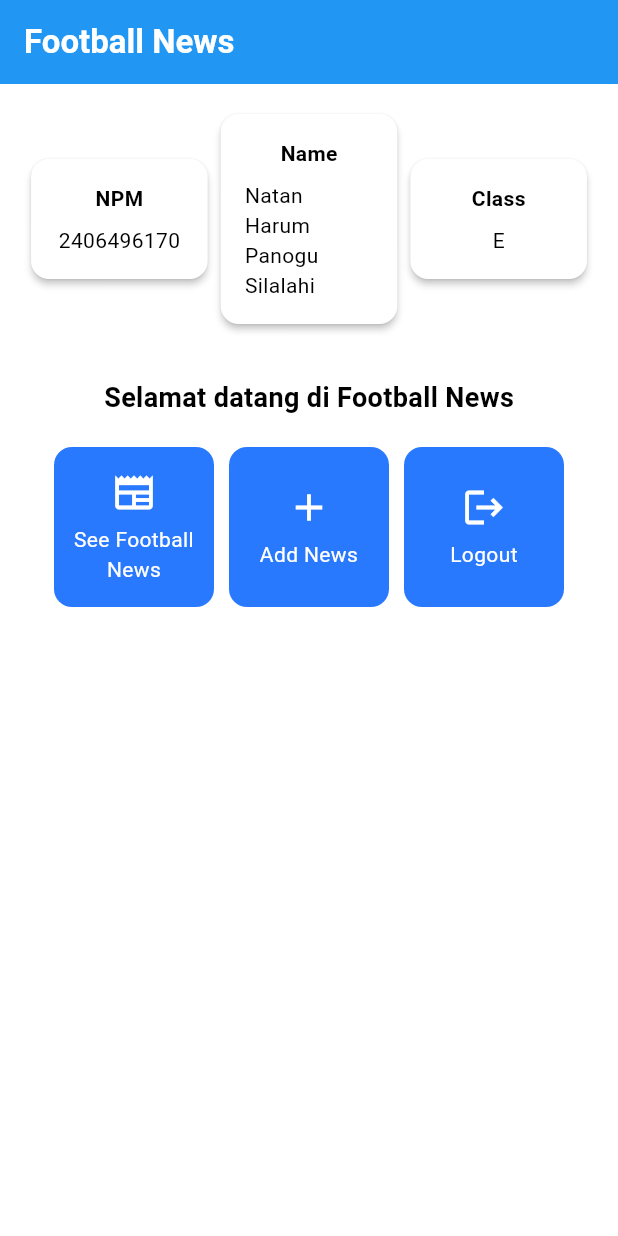
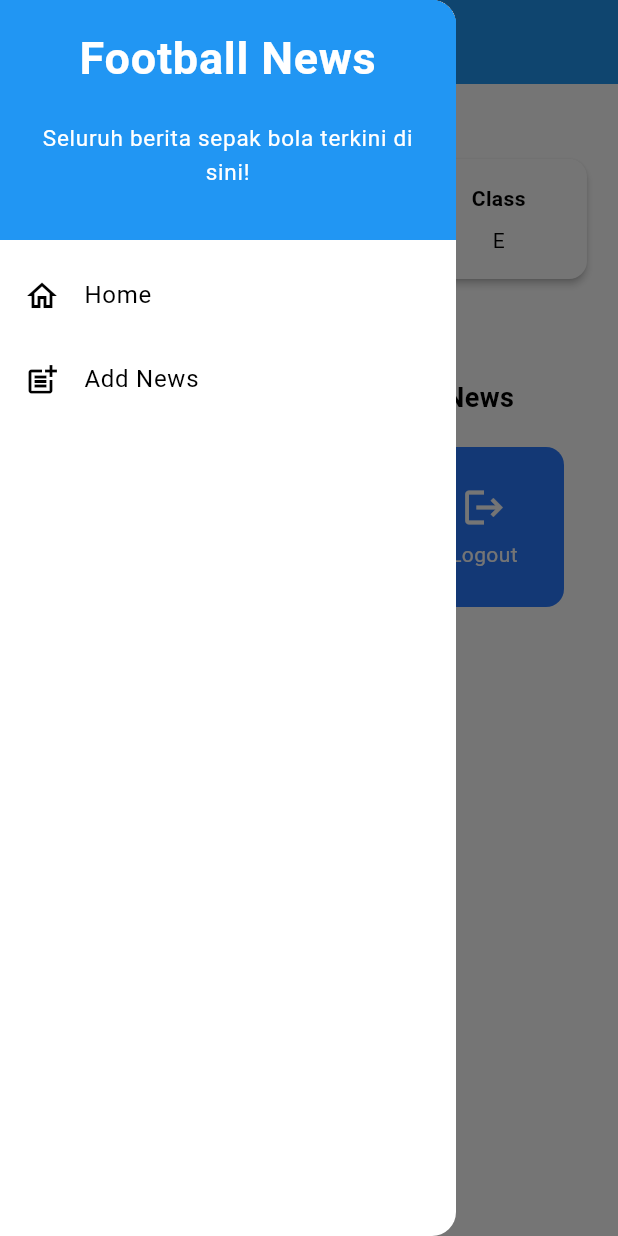
Before and after one commit to nathanslh/football-news-mobile, a Flutter app: the screen it shows after launch, with the side drawer open (before the commit the screen has no drawer), on a phone screen of 412 x 824 dp. Run offline on Flutter 3.47's test engine with Material 3 defaults, Android fonts, the phone set to English and light mode, and no system bars.

Commit message:
tutorial 7 selesai

```diff
--- a/lib/main.dart
+++ b/lib/main.dart
@@ -1,5 +1,5 @@
 import 'package:flutter/material.dart';
-import 'package:football_news/menu.dart';
+import 'package:football_news/screen/menu.dart';
 
 void main() {
   runApp(const MyApp());
--- a/lib/menu.dart
+++ b/lib/screen/menu.dart
@@ -1,4 +1,7 @@
 import 'package:flutter/material.dart';
+import 'package:football_news/widgets/left_drawer.dart';
+import 'package:football_news/screen/newslist_form.dart';
+import 'package:football_news/widgets/news_card.dart';
 
 class MyHomePage extends StatelessWidget {
     MyHomePage({super.key});
@@ -31,6 +34,7 @@ class MyHomePage extends StatelessWidget {
         // Warna latar belakang AppBar diambil dari skema warna tema aplikasi.
         backgroundColor: Theme.of(context).colorScheme.primary,
       ),
+      drawer: LeftDrawer(),
       // Body halaman dengan padding di sekelilingnya.
       body: Padding(
         padding: const EdgeInsets.all(16.0),
@@ -126,63 +130,3 @@ class InfoCard extends StatelessWidget {
     );
   }
 }
-
-class ItemHomepage {
- final String name;
- final IconData icon;
-
- ItemHomepage(this.name, this.icon);
-}
-
-class ItemCard extends StatelessWidget {
-  // Menampilkan kartu dengan ikon dan nama.
-
-  final ItemHomepage item;
-
-  const ItemCard(this.item, {super.key});
-
-  @override
-  Widget build(BuildContext context) {
-    return Material(
-      // Menentukan warna latar belakang dari tema aplikasi.
-      color: Theme.of(context).colorScheme.secondary,
-      // Membuat sudut kartu melengkung.
-      borderRadius: BorderRadius.circular(12),
-
-      child: InkWell(
-        // Aksi ketika kartu ditekan.
-        onTap: () {
-          // Menampilkan pesan SnackBar saat kartu ditekan.
-          ScaffoldMessenger.of(context)
-            ..hideCurrentSnackBar()
-            ..showSnackBar(
-              SnackBar(content: Text("Kamu telah menekan tombol ${item.name}!"))
-            );
-        },
-        // Container untuk menyimpan Icon dan Text
-        child: Container(
-          padding: const EdgeInsets.all(8),
-          child: Center(
-            child: Column(
-              // Menyusun ikon dan teks di tengah kartu.
-              mainAxisAlignment: MainAxisAlignment.center,
-              children: [
-                Icon(
-                  item.icon,
-                  color: Colors.white,
-                  size: 30.0,
-                ),
-                const Padding(padding: EdgeInsets.all(3)),
-                Text(
-                  item.name,
-                  textAlign: TextAlign.center,
-                  style: const TextStyle(color: Colors.white),
-                ),
-              ],
-            ),
-          ),
-        ),
-      ),
-    );
-  }
-}
--- /dev/null
+++ b/lib/widgets/left_drawer.dart
@@ -0,0 +1,70 @@
+import 'package:flutter/material.dart';
+import 'package:football_news/screen/menu.dart';
+import 'package:football_news/screen/newslist_form.dart';
+
+class LeftDrawer extends StatelessWidget {
+  const LeftDrawer({super.key});
+
+  @override
+  Widget build(BuildContext context) {
+    return Drawer(
+      child: ListView(
+        children: [
+          const DrawerHeader(
+            decoration: BoxDecoration(
+              color: Colors.blue,
+            ),
+            child: Column(
+              children: [
+                Text(
+                  'Football News',
+                  textAlign: TextAlign.center,
+                  style: TextStyle(
+                    fontSize: 30,
+                    fontWeight: FontWeight.bold,
+                    color: Colors.white,
+                  ),
+                ),
+                Padding(padding: EdgeInsets.all(10)),
+                Text("Seluruh berita sepak bola terkini di sini!",
+                    textAlign: TextAlign.center,
+                    style: TextStyle(
+                      fontSize: 15,
+                      color: Colors.white,
+                      fontWeight: FontWeight.normal,
+                    )
+                    ),
+              ],
+            ),
+          ),
+          ListTile(
+            leading: const Icon(Icons.home_outlined),
+            title: const Text('Home'),
+            // Bagian redirection ke MyHomePage
+            onTap: () {
+              Navigator.pushReplacement(
+                context,
+                MaterialPageRoute(
+                  builder: (context) => MyHomePage(),
+                ),
+              );
+            },
+          ),
+          ListTile(
+            leading: const Icon(Icons.post_add),
+            title: const Text('Add News'),
+            // Bagian redirection ke NewsFormPage
+            onTap: () {
+              Navigator.pushReplacement(
+                context,
+                MaterialPageRoute(
+                  builder: (context) => const NewsFormPage(),
+                ),
+              );
+            },
+          ),
+        ],
+      ),
+    );
+  }
+}
--- /dev/null
+++ b/lib/widgets/news_card.dart
@@ -0,0 +1,70 @@
+import 'package:flutter/material.dart';
+import 'package:football_news/widgets/left_drawer.dart';
+import 'package:football_news/screen/newslist_form.dart';
+
+class ItemCard extends StatelessWidget {
+  // Menampilkan kartu dengan ikon dan nama.
+
+  final ItemHomepage item;
+
+  const ItemCard(this.item, {super.key});
+
+  @override
+  Widget build(BuildContext context) {
+    return Material(
+      // Menentukan warna latar belakang dari tema aplikasi.
+      color: Theme.of(context).colorScheme.secondary,
+      // Membuat sudut kartu melengkung.
+      borderRadius: BorderRadius.circular(12),
+
+      child: InkWell(
+        // Aksi ketika kartu ditekan.
+        onTap: () {
+          // Memunculkan SnackBar ketika diklik
+          ScaffoldMessenger.of(context)
+            ..hideCurrentSnackBar()
+            ..showSnackBar(SnackBar(
+                content: Text("Kamu telah menekan tombol ${item.name}!")));
+
+          // Navigate ke route yang sesuai (tergantung jenis tombol)
+          if (item.name == "Tambah Berita") {
+            Navigator.push(
+              context,
+              MaterialPageRoute(builder: (context) => const NewsFormPage()),
+            );
+          }
+        },
+        // Container untuk menyimpan Icon dan Text
+        child: Container(
+          padding: const EdgeInsets.all(8),
+          child: Center(
+            child: Column(
+              // Menyusun ikon dan teks di tengah kartu.
+              mainAxisAlignment: MainAxisAlignment.center,
+              children: [
+                Icon(
+                  item.icon,
+                  color: Colors.white,
+                  size: 30.0,
+                ),
+                const Padding(padding: EdgeInsets.all(3)),
+                Text(
+                  item.name,
+                  textAlign: TextAlign.center,
+                  style: const TextStyle(color: Colors.white),
+                ),
+              ],
+            ),
+          ),
+        ),
+      ),
+    );
+  }
+}
+
+class ItemHomepage {
+ final String name;
+ final IconData icon;
+
+ ItemHomepage(this.name, this.icon);
+}
```
Also changed, not shown: lib/screen/newslist_form.dart (added, +212 -0 lines), widgets/left_drawer.dart (added, +70 -0 lines), widgets/news_card.dart (added, +70 -0 lines), 1 other file.
